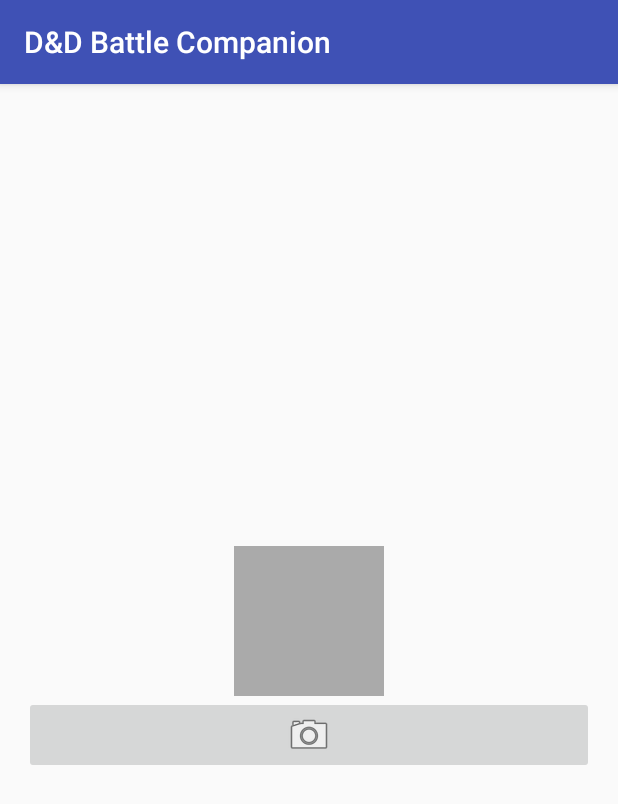
After one commit to dylandcole/DnDBattleCompanion, an Android app: the CameraActivity screen opened directly, with no data from a screen before it, on a phone screen of 412 x 824 dp. The commit adds this screen. Shown: the top 804 px of the screen. Run offline under Robolectric (Android 15) with nearby library versions, the phone set to English and light mode, and no system bars.

Commit message:
Added the camera functionality to the app. At this point the camera can be used to take a picture have not yet implimented the zoom in and out functionaility yet.

```diff
--- /dev/null
+++ b/app/src/main/java/com/csci448/cyberform/dndbattlecompanion/CameraActivity.java
@@ -0,0 +1,114 @@
+package com.csci448.cyberform.dndbattlecompanion;
+
+import android.app.Activity;
+import android.content.Intent;
+import android.content.pm.PackageManager;
+import android.content.pm.ResolveInfo;
+import android.graphics.Bitmap;
+import android.net.Uri;
+import android.os.Bundle;
+import android.provider.MediaStore;
+import android.support.v4.content.FileProvider;
+import android.support.v7.app.AppCompatActivity;
+import android.view.View;
+import android.widget.ImageButton;
+import android.widget.ImageView;
+
+import java.io.File;
+import java.util.List;
+
+public class CameraActivity extends AppCompatActivity {
+
+    int mID = 1;
+
+    private File mPhotoFile;
+
+    private ImageButton mPhotoButton;
+    private ImageView mPhotoView;
+
+    private static final int REQUEST_PHOTO = 0;
+
+    @Override
+    protected void onCreate(Bundle savedInstanceState) {
+        super.onCreate(savedInstanceState);
+        setContentView(R.layout.activity_camera);
+
+        mPhotoFile = getPhotoFile();
+
+        mPhotoButton = (ImageButton) findViewById(R.id.take_photo);
+        mPhotoView = (ImageView) findViewById(R.id.photo_view);
+        updatePhotoView();
+
+        final Intent captureImage = new Intent(MediaStore.ACTION_IMAGE_CAPTURE);
+
+        boolean canTakePhoto = mPhotoFile != null && captureImage.resolveActivity(getPackageManager()) != null;
+
+        mPhotoButton.setEnabled(canTakePhoto);
+
+        mPhotoButton.setOnClickListener(new View.OnClickListener() {
+            @Override
+            public void onClick(View view) {
+                Uri uri = FileProvider.getUriForFile(CameraActivity.this, "com.csci448.cyberform.dndbattlecompanion.fileprovider", mPhotoFile);
+
+                captureImage.putExtra(MediaStore.EXTRA_OUTPUT, uri);
+
+                List<ResolveInfo> cameraActivities = getPackageManager().queryIntentActivities(captureImage, PackageManager.MATCH_DEFAULT_ONLY);
+
+                for (ResolveInfo activity: cameraActivities) {
+                    grantUriPermission(activity.activityInfo.packageName, uri, Intent.FLAG_GRANT_WRITE_URI_PERMISSION);
+                }
+
+                startActivityForResult(captureImage, REQUEST_PHOTO);
+            }
+        });
+
+        mPhotoView.setOnClickListener(new View.OnClickListener() {
+            @Override
+            public void onClick(View view) {
+                Intent i = new Intent(CameraActivity.this, FullCameraActivity.class);
+                startActivity(i);
+            }
+        });
+    }
+
+    public String getPhotoFilename()
+    {
+        return "IMG_" + getID() + ".jpg";
+    }
+
+    public File getPhotoFile() {
+        File filesDir = getFilesDir();
+        return new File(filesDir, getPhotoFilename());
+    }
+
+    public int getID()
+    {
+        return mID;
+    }
+
+    private void updatePhotoView() {
+        if(mPhotoFile == null || !mPhotoFile.exists()) {
+            mPhotoView.setImageDrawable(null);
+        }
+        else
+        {
+            Bitmap bitmap = PictureUtils.getScailedBitmap(mPhotoFile.getPath(), CameraActivity.this);
+            mPhotoView.setImageBitmap(bitmap);
+        }
+    }
+
+    @Override
+    public void onActivityResult(int requestCode, int resultCode, Intent data ){
+        if (resultCode != Activity.RESULT_OK) {
+            return;
+        }
+
+        if (requestCode == REQUEST_PHOTO) {
+            Uri uri = FileProvider.getUriForFile(CameraActivity.this, "com.csci448.cyberform.dndbattlecompanion.fileprovider", mPhotoFile);
+
+            CameraActivity.this.revokeUriPermission(uri, Intent.FLAG_GRANT_WRITE_URI_PERMISSION);
+
+            updatePhotoView();
+        }
+    }
+}
--- a/app/src/main/java/com/csci448/cyberform/dndbattlecompanion/CombatantDetailActivity.java
+++ b/app/src/main/java/com/csci448/cyberform/dndbattlecompanion/CombatantDetailActivity.java
@@ -82,8 +82,8 @@ public class CombatantDetailActivity extends AppCompatActivity {
         mCameraButton.setOnClickListener(new View.OnClickListener() {
             @Override
             public void onClick(View view) {
-                Toast toast = Toast.makeText(CombatantDetailActivity.this, "Opens camera activity. Allows user to take a picture or display a picture taken.", Toast.LENGTH_LONG);
-                toast.show();
+                Intent intent = new Intent(CombatantDetailActivity.this, CameraActivity.class);
+                startActivity(intent);
             }
         });
     }
--- /dev/null
+++ b/app/src/main/res/layout/activity_camera.xml
@@ -0,0 +1,23 @@
+<LinearLayout
+    xmlns:android="http://schemas.android.com/apk/res/android"
+    android:layout_width="match_parent"
+    android:layout_height="match_parent"
+    android:orientation="vertical"
+    android:gravity="center"
+    android:layout_margin="16dp">
+
+    <ImageView
+        android:id="@+id/photo_view"
+        android:layout_width="100dp"
+        android:layout_height="100dp"
+        android:scaleType="centerInside"
+        android:cropToPadding="true"
+        android:background="@android:color/darker_gray"/>
+
+    <ImageButton
+        android:id="@+id/take_photo"
+        android:layout_width="match_parent"
+        android:layout_height="wrap_content"
+        android:src="@android:drawable/ic_menu_camera"/>
+
+</LinearLayout>
--- /dev/null
+++ b/app/src/main/res/layout/activity_fragment.xml
@@ -0,0 +1,6 @@
+<FrameLayout
+    xmlns:android="http://schemas.android.com/apk/res/android"
+    android:id="@+id/fragment_container"
+    android:layout_width="match_parent"
+    android:layout_height="match_parent">
+</FrameLayout>
--- /dev/null
+++ b/app/src/main/res/xml/files.xml
@@ -0,0 +1,5 @@
+<paths>
+    <files-path
+        name="camera_photos"
+        path="."/>
+</paths>
--- a/build.gradle
+++ b/build.gradle
@@ -7,7 +7,7 @@ buildscript {
         jcenter()
     }
     dependencies {
-        classpath 'com.android.tools.build:gradle:3.0.1'
+        classpath 'com.android.tools.build:gradle:3.1.2'
 
 
         // NOTE: Do not place your application dependencies here; they belong
```
Also changed, not shown: app/src/main/AndroidManifest.xml (+19 -0 lines), app/src/main/java/com/csci448/cyberform/dndbattlecompanion/FullCameraActivity.java (added, +21 -0 lines), app/src/main/java/com/csci448/cyberform/dndbattlecompanion/FullCameraFragment.java (added, +64 -0 lines), app/src/main/java/com/csci448/cyberform/dndbattlecompanion/PictureUtils.java (added, +58 -0 lines), app/src/main/java/com/csci448/cyberform/dndbattlecompanion/SingleFragmentActivity.java (added, +37 -0 lines), app/src/main/res/layout/full_camera.xml (added, +16 -0 lines), gradle/wrapper/gradle-wrapper.properties.
